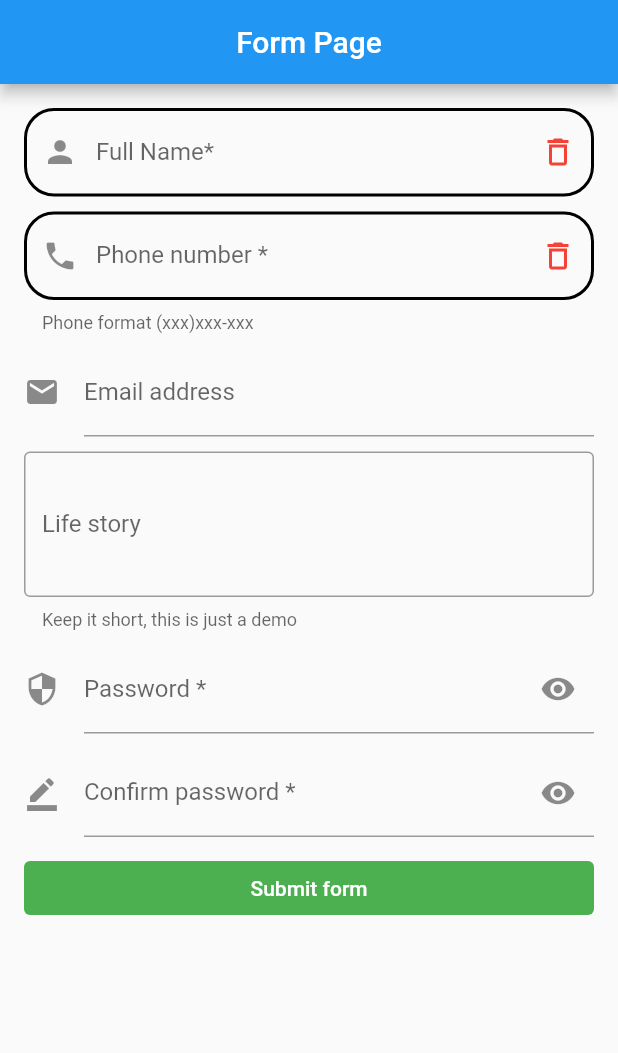
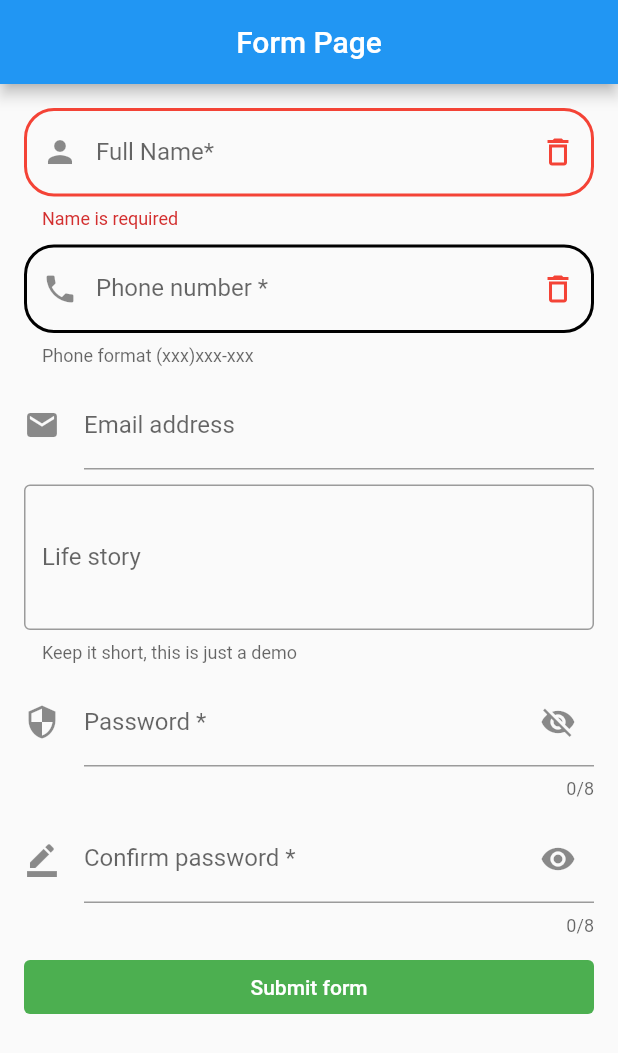
Before and after one commit to Aloxan12/Flutter, a Flutter app: the screen it shows after launch, after a tap on "Submit form", on a phone screen of 412 x 824 dp. Shown: the top 1053 px of the screen. Run offline on Flutter 3.47's test engine with Material 2 defaults, Android fonts, the phone set to English and light mode, and no system bars; our stand-ins replace cached_network_image, dartz, equatable, flutter_bloc, freezed_annotation, hydrated_bloc and 1 more; Roboto replaces fonts that are missing (Georgia).

Commit message:
Form style

```diff
--- a/lib/FormPage/form_page.dart
+++ b/lib/FormPage/form_page.dart
@@ -9,6 +9,23 @@ class FormPage extends StatefulWidget {
 }
 
 class _FormPage extends State<FormPage> {
+  bool _hidePass = true;
+
+  final _formKey = GlobalKey<FormState>();
+
+  final _nameController = TextEditingController();
+  final _phoneController = TextEditingController();
+  final _emailController = TextEditingController();
+  final _storyController = TextEditingController();
+  final _passwordController = TextEditingController();
+  final _confirmController = TextEditingController();
+
+  @override
+  void dispose() {
+
+    _nameController.clear();
+    super.dispose();
+  }
   @override
   Widget build(BuildContext context) {
     return Scaffold(
@@ -19,11 +36,14 @@ class _FormPage extends State<FormPage> {
         centerTitle: true,
       ),
       body: Form(
+        key: _formKey,
         child: ListView(
           padding: const EdgeInsets.all(16),
           children: <Widget>[
-            TextField(
-              decoration: InputDecoration(
+            TextFormField(
+              controller: _nameController,
+              validator: (val)=> val!.isEmpty ? 'Name is required' : null,
+              decoration: const InputDecoration(
                 labelText: 'Full Name*',
                 hintText: 'What do people call you?',
                 prefixIcon: Icon(Icons.person),
@@ -37,11 +57,15 @@ class _FormPage extends State<FormPage> {
                 focusedBorder: OutlineInputBorder(
                     borderRadius: BorderRadius.all(Radius.circular(20)),
                     borderSide: BorderSide(color: Colors.blue, width: 2)),
+                errorBorder: OutlineInputBorder(
+                    borderRadius: BorderRadius.all(Radius.circular(20)),
+                    borderSide: BorderSide(color: Colors.red, width: 2)),
               ),
             ),
-            SizedBox(height: 10),
+            const SizedBox(height: 10),
             TextFormField(
-              decoration: InputDecoration(
+              controller: _phoneController,
+              decoration: const InputDecoration(
                 labelText: 'Phone number *',
                 hintText: 'what is your number',
                 helperText: 'Phone format (xxx)xxx-xxx',
@@ -56,10 +80,14 @@ class _FormPage extends State<FormPage> {
                 focusedBorder: OutlineInputBorder(
                     borderRadius: BorderRadius.all(Radius.circular(20)),
                     borderSide: BorderSide(color: Colors.blue, width: 2)),
+                errorBorder: OutlineInputBorder(
+                    borderRadius: BorderRadius.all(Radius.circular(20)),
+                    borderSide: BorderSide(color: Colors.red, width: 2)),
               ),
             ),
-            SizedBox(height: 10),
+            const SizedBox(height: 10),
             TextFormField(
+              controller: _emailController,
               decoration: InputDecoration(
                   labelText: 'Email address',
                   hintText: 'Enter a email address',
@@ -67,6 +95,7 @@ class _FormPage extends State<FormPage> {
             ),
             SizedBox(height: 10),
             TextFormField(
+              controller: _storyController,
               decoration: InputDecoration(
                 labelText: 'Life story',
                 hintText: 'Tell us about yourself',
@@ -75,33 +104,37 @@ class _FormPage extends State<FormPage> {
               ),
               maxLines: 3,
             ),
-            SizedBox(height: 10),
+            const SizedBox(height: 10),
             TextFormField(
+              controller: _passwordController,
+              maxLength: 8,
               decoration: InputDecoration(
                 labelText: 'Password *',
                 hintText: 'Enter the password',
-                suffixIcon: Icon(Icons.visibility),
+                suffixIcon: Icon(this._hidePass ? Icons.visibility_off : Icons.visibility,),
                 icon: Icon(Icons.security),
               ),
             ),
-            SizedBox(height: 10),
+            const SizedBox(height: 10),
             TextFormField(
-              decoration: InputDecoration(
+              controller: _confirmController,
+              maxLength: 8,
+              decoration: const InputDecoration(
                 labelText: 'Confirm password *',
                 hintText: 'Enter the confirm password',
                 suffixIcon: Icon(Icons.visibility),
                 icon: Icon(Icons.border_color),
               ),
             ),
-            SizedBox(height: 10),
+            const SizedBox(height: 10),
             TextButton(
-              onPressed: () {},
-              child: Text(
+              onPressed: _submitForm,
+              style: const ButtonStyle(
+                backgroundColor: MaterialStatePropertyAll<Color>(Colors.green),
+              ),
+              child: const Text(
                 'Submit form',
                 style: TextStyle(color: Colors.white),
-              ),
-              style: ButtonStyle(
-                backgroundColor: MaterialStatePropertyAll<Color>(Colors.green),
               ),
             )
           ],
@@ -109,4 +142,14 @@ class _FormPage extends State<FormPage> {
       ),
     );
   }
+
+  void _submitForm(){
+    if(_formKey.currentState!.validate()){
+      print('name ${_nameController.text}');
+      print('phone ${_phoneController.text}');
+      print('email ${_emailController.text}');
+      print('story ${_storyController.text}');
+      print('pass ${_passwordController.text}');
+    }
+  }
 }
```
